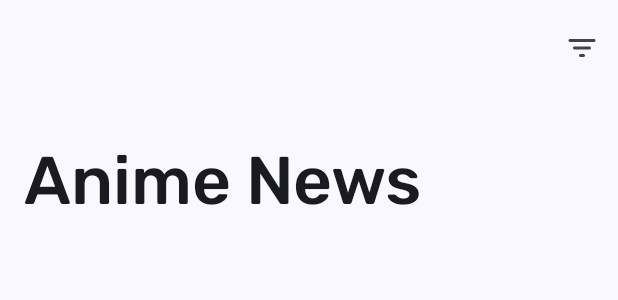
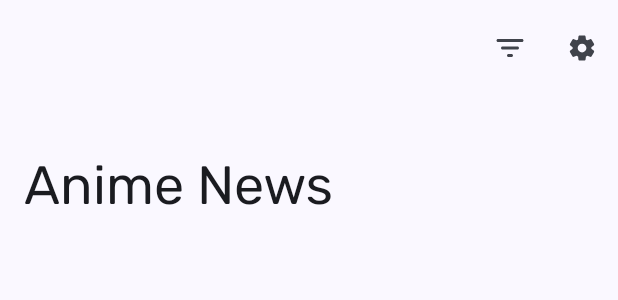
Before and after one commit to DrHowdyDoo/Anime.io, an Android app: the layout activity_main.xml on its own in the app's theme, with its tools: preview values and no code run, on a phone screen of 412 x 824 dp. Shown: the top 300 px of the screen. Run offline under Robolectric (Android 15) with nearby library versions, the phone set to English and light mode, and no system bars.

Commit message:
Settings added

```diff
--- a/app/src/main/AndroidManifest.xml
+++ b/app/src/main/AndroidManifest.xml
@@ -15,6 +15,9 @@
         android:supportsRtl="true"
         android:theme="@style/Theme.AnimeNews"
         tools:targetApi="31">
+        <activity
+            android:name=".SettingsActivity"
+            android:exported="false" />
         <activity
             android:name=".WebPage"
             android:exported="false" />
--- a/app/src/main/java/com/drhowdydoo/animenews/util/RssParser.java
+++ b/app/src/main/java/com/drhowdydoo/animenews/util/RssParser.java
@@ -18,6 +18,7 @@ import java.net.SocketTimeoutException;
 import java.net.UnknownHostException;
 import java.util.List;
 
+import io.reactivex.rxjava3.android.schedulers.AndroidSchedulers;
 import io.reactivex.rxjava3.schedulers.Schedulers;
 import retrofit2.Call;
 import retrofit2.Callback;
@@ -72,8 +73,9 @@ public class RssParser {
                 ImageExtractor imageExtractor = new ImageExtractor(activity);
 
                 feedDao.insertAll(items)
+                        .observeOn(AndroidSchedulers.mainThread())
+                        .doFinally(activity::stopRefreshing)
                         .subscribeOn(Schedulers.io())
-                        .doFinally(activity::stopRefreshing)
                         .subscribe(() -> feedDao.getGuids()
                                 .subscribeOn(Schedulers.io())
                                 .subscribe(ids -> imageExtractor.extractImageUrl(BASE_URL_THUMBNAIL, ids, feedDao)), error -> {
--- a/app/src/main/res/drawable/round_settings_24.xml
+++ b/app/src/main/res/drawable/round_settings_24.xml
@@ -1,5 +1,5 @@
-<vector android:height="24dp" android:tint="?attr/colorControlNormal"
+<vector android:height="20dp" android:tint="?attr/colorControlNormal"
     android:viewportHeight="24" android:viewportWidth="24"
-    android:width="24dp" xmlns:android="http://schemas.android.com/apk/res/android">
+    android:width="20dp" xmlns:android="http://schemas.android.com/apk/res/android">
     <path android:fillColor="@android:color/white" android:pathData="M19.5,12c0,-0.23 -0.01,-0.45 -0.03,-0.68l1.86,-1.41c0.4,-0.3 0.51,-0.86 0.26,-1.3l-1.87,-3.23c-0.25,-0.44 -0.79,-0.62 -1.25,-0.42l-2.15,0.91c-0.37,-0.26 -0.76,-0.49 -1.17,-0.68l-0.29,-2.31C14.8,2.38 14.37,2 13.87,2h-3.73C9.63,2 9.2,2.38 9.14,2.88L8.85,5.19c-0.41,0.19 -0.8,0.42 -1.17,0.68L5.53,4.96c-0.46,-0.2 -1,-0.02 -1.25,0.42L2.41,8.62c-0.25,0.44 -0.14,0.99 0.26,1.3l1.86,1.41C4.51,11.55 4.5,11.77 4.5,12s0.01,0.45 0.03,0.68l-1.86,1.41c-0.4,0.3 -0.51,0.86 -0.26,1.3l1.87,3.23c0.25,0.44 0.79,0.62 1.25,0.42l2.15,-0.91c0.37,0.26 0.76,0.49 1.17,0.68l0.29,2.31C9.2,21.62 9.63,22 10.13,22h3.73c0.5,0 0.93,-0.38 0.99,-0.88l0.29,-2.31c0.41,-0.19 0.8,-0.42 1.17,-0.68l2.15,0.91c0.46,0.2 1,0.02 1.25,-0.42l1.87,-3.23c0.25,-0.44 0.14,-0.99 -0.26,-1.3l-1.86,-1.41C19.49,12.45 19.5,12.23 19.5,12zM12.04,15.5c-1.93,0 -3.5,-1.57 -3.5,-3.5s1.57,-3.5 3.5,-3.5s3.5,1.57 3.5,3.5S13.97,15.5 12.04,15.5z"/>
 </vector>
--- a/app/src/main/res/layout/activity_main.xml
+++ b/app/src/main/res/layout/activity_main.xml
@@ -37,6 +37,17 @@
     </com.google.android.material.appbar.CollapsingToolbarLayout>
 
 </com.google.android.material.appbar.AppBarLayout>
+
+    <com.google.android.material.progressindicator.LinearProgressIndicator
+        android:id="@+id/sync_indicator"
+        android:visibility="gone"
+        android:layout_width="match_parent"
+        android:layout_height="wrap_content"
+        app:layout_anchor="@id/appbar_layout"
+        app:layout_anchorGravity="bottom"
+        app:trackCornerRadius="6dp"
+        android:indeterminate="true"
+        />
 
 
     <androidx.swiperefreshlayout.widget.SwipeRefreshLayout
@@ -100,7 +111,7 @@
             android:layout_width="wrap_content"
             android:layout_height="wrap_content"
             android:text="No results"
-            android:textAppearance="?textAppearanceLabelLarge"/>
+            android:textAppearance="?textAppearanceLabelLarge" />
 
         <TextView
             android:id="@+id/txt_empty_body"
--- a/app/src/main/res/menu/app_bar.xml
+++ b/app/src/main/res/menu/app_bar.xml
@@ -9,5 +9,11 @@
         android:contentDescription="@string/filters"
         app:showAsAction="ifRoom" />
 
+    <item
+        android:id="@+id/settings"
+        android:icon="@drawable/round_settings_24"
+        android:title="@string/settings"
+        android:contentDescription="@string/settings"
+        app:showAsAction="ifRoom" />
 
 </menu>
--- a/app/src/main/res/values/strings.xml
+++ b/app/src/main/res/values/strings.xml
@@ -2,5 +2,8 @@
     <string name="app_name">Anime.io</string>
     <string name="content_description">Feed Thumbnail</string>
     <string name="filters">filters</string>
-    <string name="settings">settings</string>
+    <string name="settings">Settings</string>
+    <string name="sync_once_on_start">Sync once on start</string>
+    <string name="database">Database</string>
+    <string name="settings_article_limit">com.drhowdydoo.settings.articleLimit</string>
 </resources>
--- a/app/src/main/res/values/styles.xml
+++ b/app/src/main/res/values/styles.xml
@@ -2,9 +2,9 @@
 <resources>
 
 
-    <style name="ExpandedTitleTextAppearance" parent="TextAppearance.Material3.DisplayMedium">
-        <item name="android:fontFamily">@font/rubik_medium</item>
-        <item name="fontFamily">@font/rubik_medium</item>
+    <style name="ExpandedTitleTextAppearance" parent="TextAppearance.Material3.DisplaySmall">
+        <item name="android:fontFamily">@font/rubik</item>
+        <item name="fontFamily">@font/rubik</item>
     </style>
 
     <style name="TitleTextAppearance" parent="TextAppearance.Material3.TitleLarge">
@@ -12,6 +12,10 @@
         <item name="android:textSize">20sp</item>
         <item name="fontFamily">@font/rubik_medium</item>
         <item name="android:fontFamily">@font/rubik_medium</item>
+    </style>
+
+    <style name="SettingsTitleTextAppearance" parent="TextAppearance.Material3.TitleLarge">
+        <item name="android:textSize">20sp</item>
     </style>
 
     <style name="BodyTextAppearance" parent="TextAppearance.Material3.BodyMedium">
```
Also changed, not shown: app/src/main/java/com/drhowdydoo/animenews/MainActivity.java (+15 -2 lines), app/src/main/java/com/drhowdydoo/animenews/SettingsActivity.java (added, +49 -0 lines), app/src/main/java/com/drhowdydoo/animenews/service/DBCleanupService.java (+8 -1 lines), app/src/main/res/layout/activity_settings.xml (added, +92 -0 lines), app/src/main/res/font/poppins_medium.ttf (added), app/src/main/res/font/rubik_bold.ttf (deleted), app/src/main/res/font/rubik_light.ttf (deleted).
